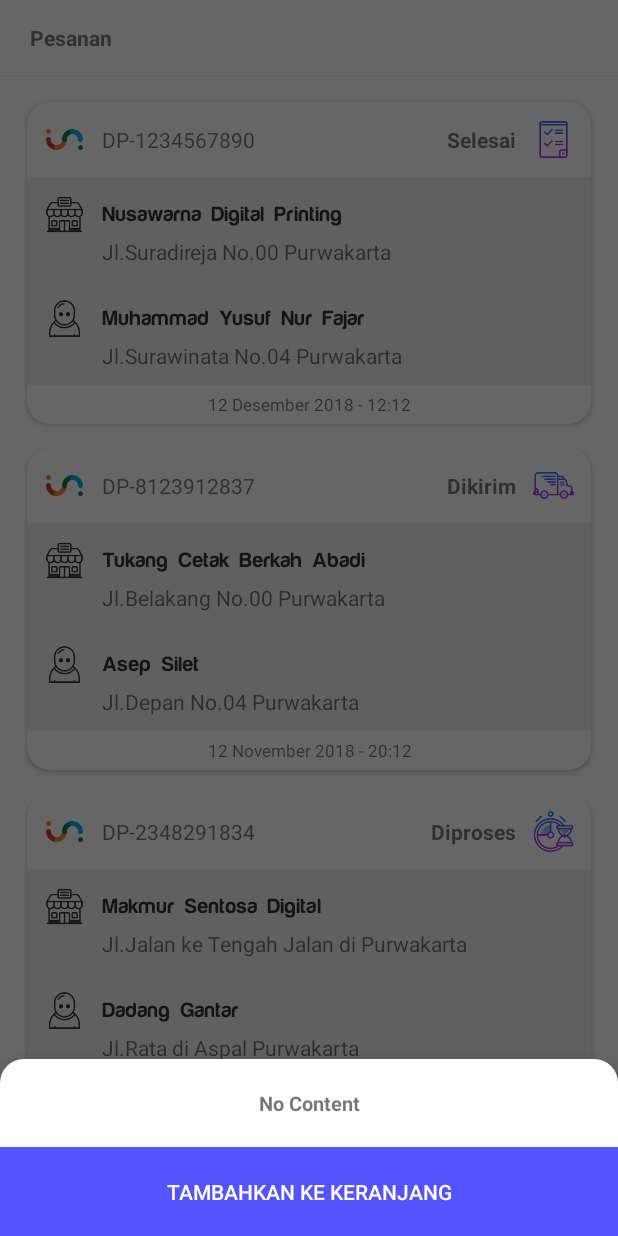
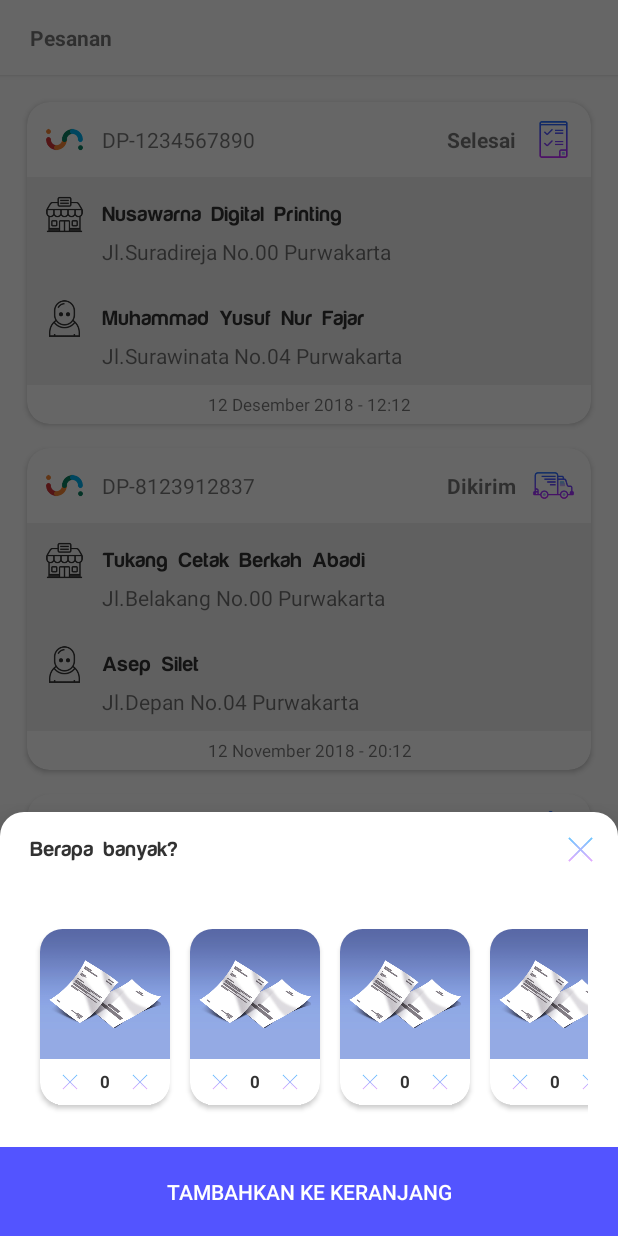
Before and after one commit to jar00t/Inharmonia, an Android app: the fragment SizeQuantityPopup placed in its activity, item 2 of the bottom bar chosen, on a phone screen of 412 x 824 dp. Run offline under Robolectric (Android 15) with nearby library versions, the phone set to English and light mode, and no system bars; our stand-ins replace ButterKnife; libraries missing offline, so code that uses them is left out: com.synnapps.carouselview; 2 statements that could not run were skipped.

Commit message:
first commit

```diff
--- /dev/null
+++ b/app/src/main/java/id/inharmonia/app/Main/Pages/Home/Lists/Size/SizeList.java
@@ -0,0 +1,15 @@
+package id.inharmonia.app.Main.Pages.Home.Lists.Size;
+
+public class SizeList {
+
+    private int sizeIcon;
+
+    public SizeList(int sizeIcon) {
+        this.sizeIcon = sizeIcon;
+    }
+
+    public int getSizeIcon() {
+        return sizeIcon;
+    }
+
+}
--- /dev/null
+++ b/app/src/main/java/id/inharmonia/app/Main/Pages/Home/Lists/Size/SizeListAdapter.java
@@ -0,0 +1,59 @@
+package id.inharmonia.app.Main.Pages.Home.Lists.Size;
+
+import android.content.Context;
+import android.support.annotation.NonNull;
+import android.support.v7.widget.RecyclerView;
+import android.view.LayoutInflater;
+import android.view.View;
+import android.view.ViewGroup;
+import android.widget.ImageView;
+
+import java.util.List;
+
+import butterknife.BindView;
+import butterknife.ButterKnife;
+import id.inharmonia.app.R;
+
+public class SizeListAdapter extends RecyclerView.Adapter<SizeListAdapter.SizeViewHolder> {
+
+    final Context mContext;
+    private List<SizeList> mSizeList;
+    private int mLayoutType;
+
+    public SizeListAdapter(Context mContext, List<SizeList> mSizeList, int mLayoutType) {
+        this.mContext = mContext;
+        this.mSizeList = mSizeList;
+        this.mLayoutType = mLayoutType;
+    }
+
+    @NonNull
+    @Override
+    public SizeViewHolder onCreateViewHolder(@NonNull ViewGroup parent, int i) {
+        View mView = LayoutInflater.from(parent.getContext()).inflate(mLayoutType, parent, false);
+        return new SizeViewHolder(mView);
+    }
+
+    @Override
+    public void onBindViewHolder(@NonNull SizeViewHolder holder, int position) {
+        holder.mIcon.setImageResource(mSizeList.get(position).getSizeIcon());
+    }
+
+    @Override
+    public int getItemCount() {
+        return mSizeList.size();
+    }
+
+    public class SizeViewHolder extends RecyclerView.ViewHolder {
+
+        @BindView(R.id.ivIcon)
+        ImageView mIcon;
+
+        SizeViewHolder(final View itemView) {
+            super(itemView);
+
+            ButterKnife.bind(this, itemView);
+        }
+
+    }
+
+}
--- a/app/src/main/java/id/inharmonia/app/Main/Pages/Home/Popups/SizeQuantityPopup.java
+++ b/app/src/main/java/id/inharmonia/app/Main/Pages/Home/Popups/SizeQuantityPopup.java
@@ -1,22 +1,44 @@
 package id.inharmonia.app.Main.Pages.Home.Popups;
 
+import android.graphics.Typeface;
 import android.os.Bundle;
 import android.support.annotation.NonNull;
 import android.support.design.widget.BottomSheetDialogFragment;
+import android.support.v7.widget.LinearLayoutManager;
+import android.support.v7.widget.RecyclerView;
 import android.view.LayoutInflater;
 import android.view.View;
 import android.view.ViewGroup;
 import android.widget.Button;
+import android.widget.ImageButton;
+import android.widget.TextView;
+
+import java.util.ArrayList;
+import java.util.List;
 
 import butterknife.BindView;
 import butterknife.ButterKnife;
 import butterknife.OnClick;
+import id.inharmonia.app.Main.Pages.Home.Lists.Size.SizeList;
+import id.inharmonia.app.Main.Pages.Home.Lists.Size.SizeListAdapter;
 import id.inharmonia.app.R;
 
 public class SizeQuantityPopup extends BottomSheetDialogFragment {
 
+    @BindView(R.id.rv_type_list)
+    public RecyclerView mRecyclerView;
+
+    @BindView(R.id.tvPopupTitle)
+    public TextView mPopupTitle;
+
+    @BindView(R.id.ibClosePopup)
+    public ImageButton mClosePopup;
+
     @BindView(R.id.btAddToCart)
     public Button mAddToCartButton;
+
+    public List<SizeList> mSizeList;
+    public SizeList mSizeItem;
 
     public SizeQuantityPopup() {
 
@@ -33,7 +55,41 @@ public class SizeQuantityPopup extends BottomSheetDialogFragment {
 
         ButterKnife.bind(this, view);
 
+        Typeface harabara_mais_font = Typeface.createFromAsset(getContext().getApplicationContext().getAssets(),  "fonts/harabara-mais.ttf");
+        mPopupTitle.setTypeface(harabara_mais_font);
+
+        mRecyclerView.setLayoutManager(new LinearLayoutManager(getContext(), LinearLayoutManager.HORIZONTAL, false));
+        mRecyclerView.setFocusable(false);
+
+        mSizeList = new ArrayList<>();
+
+        mSizeItem = new SizeList(R.drawable.in_thumb_documents_square);
+        mSizeList.add(mSizeItem);
+        mSizeItem = new SizeList(R.drawable.in_thumb_documents_square);
+        mSizeList.add(mSizeItem);
+        mSizeItem = new SizeList(R.drawable.in_thumb_documents_square);
+        mSizeList.add(mSizeItem);
+        mSizeItem = new SizeList(R.drawable.in_thumb_documents_square);
+        mSizeList.add(mSizeItem);
+        mSizeItem = new SizeList(R.drawable.in_thumb_documents_square);
+        mSizeList.add(mSizeItem);
+        mSizeItem = new SizeList(R.drawable.in_thumb_documents_square);
+        mSizeList.add(mSizeItem);
+        mSizeItem = new SizeList(R.drawable.in_thumb_documents_square);
+        mSizeList.add(mSizeItem);
+        mSizeItem = new SizeList(R.drawable.in_thumb_documents_square);
+        mSizeList.add(mSizeItem);
+        mSizeItem = new SizeList(R.drawable.in_thumb_documents_square);
+        mSizeList.add(mSizeItem);
+
+        mRecyclerView.setAdapter(new SizeListAdapter(getActivity(), mSizeList, R.layout.rv_size_quantity_item_row));
+
         return view;
+    }
+
+    @OnClick(R.id.ibClosePopup)
+    public void hideMe() {
+        dismiss();
     }
 
     @OnClick(R.id.btAddToCart)
--- a/app/src/main/res/layout/popup_all_print_type.xml
+++ b/app/src/main/res/layout/popup_all_print_type.xml
@@ -24,7 +24,6 @@
             android:id="@+id/ibClosePopup"
             android:layout_width="30dp"
             android:layout_height="30dp"
-            android:tint="@color/colorGrey"
             android:src="@drawable/in_ic_close"
             android:layout_alignParentEnd="true"
             android:padding="2dp"
--- a/app/src/main/res/layout/popup_size_quantity.xml
+++ b/app/src/main/res/layout/popup_size_quantity.xml
@@ -4,14 +4,43 @@
     android:layout_height="match_parent"
     android:orientation="vertical">
 
-    <TextView
+    <RelativeLayout
         android:layout_width="match_parent"
-        android:layout_height="wrap_content"
+        android:layout_height="match_parent"
+        android:orientation="horizontal"
+        android:padding="10dp">
+
+        <TextView
+            android:id="@+id/tvPopupTitle"
+            android:layout_width="wrap_content"
+            android:layout_height="30dp"
+            android:gravity="center_vertical"
+            android:textStyle="bold"
+            android:textColor="@color/colorDarkGrey"
+            android:layout_marginStart="10dp"
+            android:text="@string/berapa_banyak"/>
+
+        <ImageButton
+            android:id="@+id/ibClosePopup"
+            android:layout_width="30dp"
+            android:layout_height="30dp"
+            android:src="@drawable/in_ic_close"
+            android:layout_alignParentEnd="true"
+            android:padding="2dp"
+            android:background="?android:attr/selectableItemBackgroundBorderless"
+            android:adjustViewBounds="true"
+            android:scaleType="fitCenter"
+            android:clickable="true"
+            android:focusable="true"
+            android:contentDescription="@string/next_icon"/>
+
+    </RelativeLayout>
+
+    <android.support.v7.widget.RecyclerView
+        android:id="@+id/rv_type_list"
         android:layout_margin="20dp"
-        android:gravity="center_horizontal"
-        android:textStyle="bold"
-        android:textSize="6pt"
-        android:text="@string/no_content" />
+        android:layout_width="match_parent"
+        android:layout_height="wrap_content" />
 
     <FrameLayout
         android:layout_width="match_parent"
--- /dev/null
+++ b/app/src/main/res/layout/rv_size_quantity_item_row.xml
@@ -0,0 +1,81 @@
+<?xml version="1.0" encoding="utf-8"?>
+<android.support.constraint.ConstraintLayout xmlns:android="http://schemas.android.com/apk/res/android"
+    android:layout_width="100dp"
+    android:layout_height="wrap_content"
+    android:orientation="vertical"
+    xmlns:app="http://schemas.android.com/apk/res-auto">
+
+    <android.support.v7.widget.CardView
+        android:id="@+id/cvMenuItem"
+        android:layout_width="match_parent"
+        android:layout_height="wrap_content"
+        android:layout_gravity="center"
+        app:cardElevation="2dp"
+        app:cardUseCompatPadding="true"
+        app:cardCornerRadius="15dp">
+
+        <LinearLayout
+            android:layout_width="match_parent"
+            android:layout_height="wrap_content"
+            android:orientation="vertical">
+
+            <ImageView
+                android:id="@+id/ivIcon"
+                android:layout_width="match_parent"
+                android:layout_height="wrap_content"
+                android:adjustViewBounds="true"
+                android:src="@drawable/in_blank_square"
+                android:contentDescription="@string/menu_image" />
+
+            <LinearLayout
+                android:layout_width="match_parent"
+                android:layout_height="wrap_content"
+                android:gravity="center_horizontal"
+                android:padding="5dp"
+                android:orientation="horizontal">
+
+                <ImageButton
+                    android:id="@+id/btDecreaseButton"
+                    android:layout_width="20dp"
+                    android:layout_height="20dp"
+                    android:src="@drawable/in_ic_close"
+                    android:padding="2dp"
+                    android:background="?android:attr/selectableItemBackgroundBorderless"
+                    android:adjustViewBounds="true"
+                    android:scaleType="fitCenter"
+                    android:clickable="true"
+                    android:focusable="true"
+                    android:contentDescription="@string/decrease_button"/>
+
+                <TextView
+                    android:id="@+id/tvNumberValue"
+                    android:layout_width="wrap_content"
+                    android:layout_height="wrap_content"
+                    android:text="@string/zero"
+                    android:layout_gravity="center_vertical"
+                    android:layout_marginStart="10dp"
+                    android:layout_marginEnd="10dp"
+                    android:textStyle="bold"
+                    android:textColor="@color/colorDarkGrey"
+                    android:textSize="5pt" />
+
+                <ImageButton
+                    android:id="@+id/btIncreaseButton"
+                    android:layout_width="20dp"
+                    android:layout_height="20dp"
+                    android:src="@drawable/in_ic_close"
+                    android:padding="2dp"
+                    android:background="?android:attr/selectableItemBackgroundBorderless"
+                    android:adjustViewBounds="true"
+                    android:scaleType="fitCenter"
+                    android:clickable="true"
+                    android:focusable="true"
+                    android:contentDescription="@string/increase_button" />
+
+            </LinearLayout>
+
+        </LinearLayout>
+
+    </android.support.v7.widget.CardView>
+
+</android.support.constraint.ConstraintLayout>
--- a/app/src/main/res/values/strings.xml
+++ b/app/src/main/res/values/strings.xml
@@ -40,4 +40,10 @@
     <string name="no_content">No Content</string>
     <string name="tambahkan_ke_keranjang">Tambahkan Ke Keranjang</string>
     <string name="semua_layanan">Semua Layanan</string>
+    <string name="berapa_banyak">Berapa banyak?</string>
+    <string name="minus">-</string>
+    <string name="zero">0</string>
+    <string name="plus">+</string>
+    <string name="decrease_button">Decrease Button</string>
+    <string name="increase_button">Increase Button</string>
 </resources>
```
Also changed, not shown: 256 other files.
